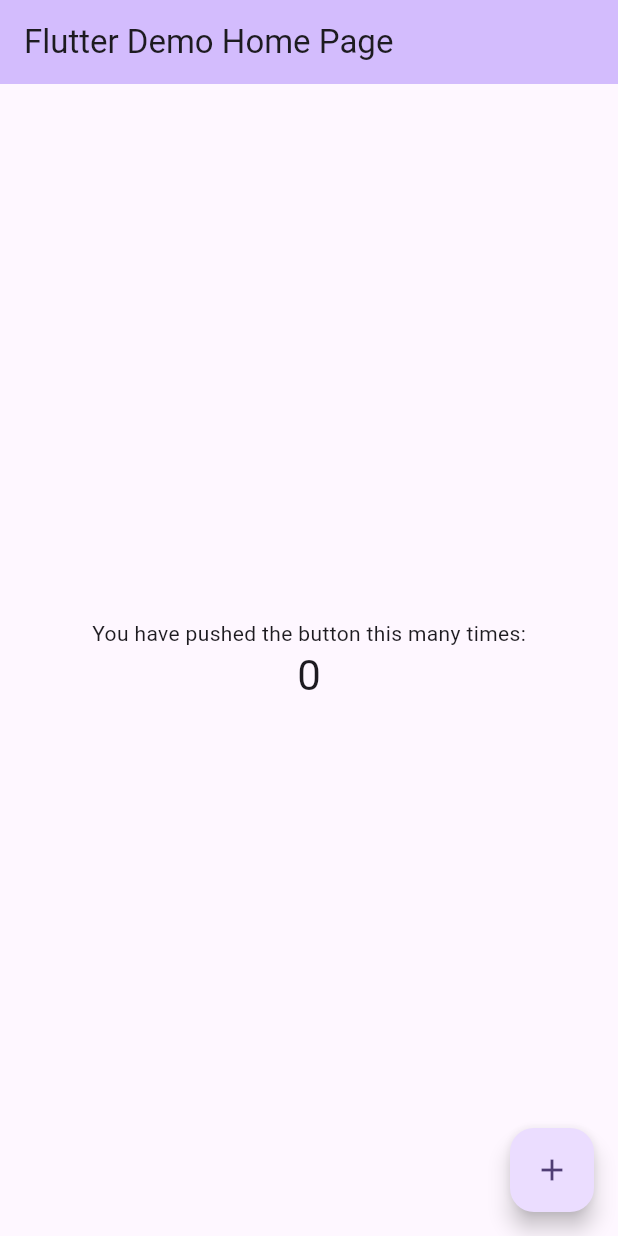
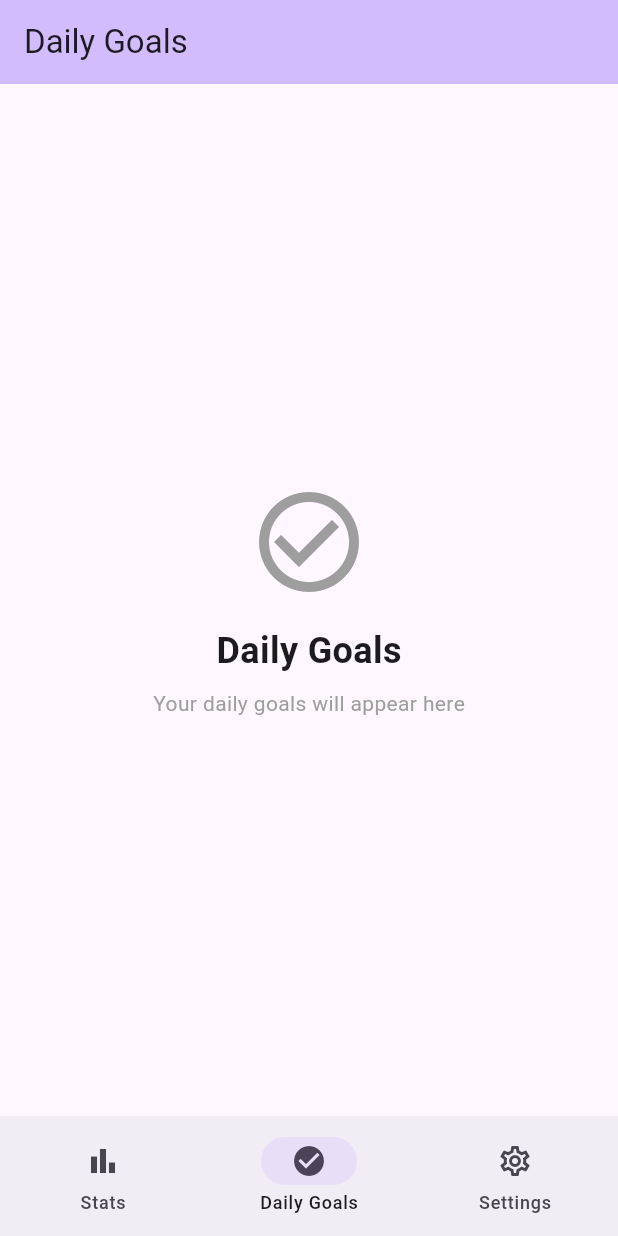
Before and after one commit to jacobcargen/daily_goal_tracker, a Flutter app: the screen it shows after launch, on a phone screen of 412 x 824 dp. Run offline on Flutter 3.47's test engine with Material 3 defaults, Android fonts, the light colour scheme and no system bars.

Commit message:
Added main tabs

```diff
--- a/lib/main.dart
+++ b/lib/main.dart
@@ -7,116 +7,187 @@ void main() {
 class MyApp extends StatelessWidget {
   const MyApp({super.key});
 
-  // This widget is the root of your application.
   @override
   Widget build(BuildContext context) {
     return MaterialApp(
-      title: 'Flutter Demo',
+      title: 'Daily Goal Tracker',
       theme: ThemeData(
-        // This is the theme of your application.
-        //
-        // TRY THIS: Try running your application with "flutter run". You'll see
-        // the application has a purple toolbar. Then, without quitting the app,
-        // try changing the seedColor in the colorScheme below to Colors.green
-        // and then invoke "hot reload" (save your changes or press the "hot
-        // reload" button in a Flutter-supported IDE, or press "r" if you used
-        // the command line to start the app).
-        //
-        // Notice that the counter didn't reset back to zero; the application
-        // state is not lost during the reload. To reset the state, use hot
-        // restart instead.
-        //
-        // This works for code too, not just values: Most code changes can be
-        // tested with just a hot reload.
-        colorScheme: .fromSeed(seedColor: Colors.deepPurple),
+        colorScheme: ColorScheme.fromSeed(seedColor: Colors.deepPurple),
+        useMaterial3: true,
       ),
-      home: const MyHomePage(title: 'Flutter Demo Home Page'),
+      home: const MainScreen(),
     );
   }
 }
 
-class MyHomePage extends StatefulWidget {
-  const MyHomePage({super.key, required this.title});
-
-  // This widget is the home page of your application. It is stateful, meaning
-  // that it has a State object (defined below) that contains fields that affect
-  // how it looks.
-
-  // This class is the configuration for the state. It holds the values (in this
-  // case the title) provided by the parent (in this case the App widget) and
-  // used by the build method of the State. Fields in a Widget subclass are
-  // always marked "final".
-
-  final String title;
+class MainScreen extends StatefulWidget {
+  const MainScreen({super.key});
 
   @override
-  State<MyHomePage> createState() => _MyHomePageState();
+  State<MainScreen> createState() => _MainScreenState();
 }
 
-class _MyHomePageState extends State<MyHomePage> {
-  int _counter = 0;
+class _MainScreenState extends State<MainScreen> {
+  int _selectedIndex = 1; // Start on Daily Goals (middle tab)
 
-  void _incrementCounter() {
+  static const List<Widget> _pages = <Widget>[
+    StatsPage(),
+    DailyGoalsPage(),
+    SettingsPage(),
+  ];
+
+  void _onItemTapped(int index) {
     setState(() {
-      // This call to setState tells the Flutter framework that something has
-      // changed in this State, which causes it to rerun the build method below
-      // so that the display can reflect the updated values. If we changed
-      // _counter without calling setState(), then the build method would not be
-      // called again, and so nothing would appear to happen.
-      _counter++;
+      _selectedIndex = index;
     });
   }
 
   @override
   Widget build(BuildContext context) {
-    // This method is rerun every time setState is called, for instance as done
-    // by the _incrementCounter method above.
-    //
-    // The Flutter framework has been optimized to make rerunning build methods
-    // fast, so that you can just rebuild anything that needs updating rather
-    // than having to individually change instances of widgets.
+    return Scaffold(
+      body: _pages[_selectedIndex],
+      bottomNavigationBar: NavigationBar(
+        selectedIndex: _selectedIndex,
+        onDestinationSelected: _onItemTapped,
+        destinations: const <NavigationDestination>[
+          NavigationDestination(
+            icon: Icon(Icons.bar_chart_outlined),
+            selectedIcon: Icon(Icons.bar_chart),
+            label: 'Stats',
+          ),
+          NavigationDestination(
+            icon: Icon(Icons.check_circle_outline),
+            selectedIcon: Icon(Icons.check_circle),
+            label: 'Daily Goals',
+          ),
+          NavigationDestination(
+            icon: Icon(Icons.settings_outlined),
+            selectedIcon: Icon(Icons.settings),
+            label: 'Settings',
+          ),
+        ],
+      ),
+    );
+  }
+}
+
+// Stats Page
+class StatsPage extends StatelessWidget {
+  const StatsPage({super.key});
+
+  @override
+  Widget build(BuildContext context) {
     return Scaffold(
       appBar: AppBar(
-        // TRY THIS: Try changing the color here to a specific color (to
-        // Colors.amber, perhaps?) and trigger a hot reload to see the AppBar
-        // change color while the other colors stay the same.
+        title: const Text('Stats'),
         backgroundColor: Theme.of(context).colorScheme.inversePrimary,
-        // Here we take the value from the MyHomePage object that was created by
-        // the App.build method, and use it to set our appbar title.
-        title: Text(widget.title),
       ),
-      body: Center(
-        // Center is a layout widget. It takes a single child and positions it
-        // in the middle of the parent.
+      body: const Center(
         child: Column(
-          // Column is also a layout widget. It takes a list of children and
-          // arranges them vertically. By default, it sizes itself to fit its
-          // children horizontally, and tries to be as tall as its parent.
-          //
-          // Column has various properties to control how it sizes itself and
-          // how it positions its children. Here we use mainAxisAlignment to
-          // center the children vertically; the main axis here is the vertical
-          // axis because Columns are vertical (the cross axis would be
-          // horizontal).
-          //
-          // TRY THIS: Invoke "debug painting" (choose the "Toggle Debug Paint"
-          // action in the IDE, or press "p" in the console), to see the
-          // wireframe for each widget.
-          mainAxisAlignment: .center,
+          mainAxisAlignment: MainAxisAlignment.center,
           children: [
-            const Text('You have pushed the button this many times:'),
+            Icon(Icons.bar_chart, size: 80, color: Colors.grey),
+            SizedBox(height: 16),
             Text(
-              '$_counter',
-              style: Theme.of(context).textTheme.headlineMedium,
+              'Statistics',
+              style: TextStyle(fontSize: 24, fontWeight: FontWeight.bold),
+            ),
+            SizedBox(height: 8),
+            Text(
+              'Your goal statistics will appear here',
+              style: TextStyle(color: Colors.grey),
             ),
           ],
         ),
       ),
-      floatingActionButton: FloatingActionButton(
-        onPressed: _incrementCounter,
-        tooltip: 'Increment',
-        child: const Icon(Icons.add),
+    );
+  }
+}
+
+// Daily Goals Page (Main)
+class DailyGoalsPage extends StatelessWidget {
+  const DailyGoalsPage({super.key});
+
+  @override
+  Widget build(BuildContext context) {
+    return Scaffold(
+      appBar: AppBar(
+        title: const Text('Daily Goals'),
+        backgroundColor: Theme.of(context).colorScheme.inversePrimary,
+      ),
+      body: const Center(
+        child: Column(
+          mainAxisAlignment: MainAxisAlignment.center,
+          children: [
+            Icon(Icons.check_circle_outline, size: 80, color: Colors.grey),
+            SizedBox(height: 16),
+            Text(
+              'Daily Goals',
+              style: TextStyle(fontSize: 24, fontWeight: FontWeight.bold),
+            ),
+            SizedBox(height: 8),
+            Text(
+              'Your daily goals will appear here',
+              style: TextStyle(color: Colors.grey),
+            ),
+          ],
+        ),
       ),
     );
   }
 }
+
+// Settings Page
+class SettingsPage extends StatelessWidget {
+  const SettingsPage({super.key});
+
+  @override
+  Widget build(BuildContext context) {
+    return Scaffold(
+      appBar: AppBar(
+        title: const Text('Settings'),
+        backgroundColor: Theme.of(context).colorScheme.inversePrimary,
+      ),
+      body: ListView(
+        children: [
+          ListTile(
+            leading: const Icon(Icons.notifications_outlined),
+            title: const Text('Notifications'),
+            subtitle: const Text('Configure reminders'),
+            trailing: const Icon(Icons.chevron_right),
+            onTap: () {
+              // TODO: Navigate to notifications settings
+            },
+          ),
+          ListTile(
+            leading: const Icon(Icons.palette_outlined),
+            title: const Text('Appearance'),
+            subtitle: const Text('Theme and display options'),
+            trailing: const Icon(Icons.chevron_right),
+            onTap: () {
+              // TODO: Navigate to appearance settings
+            },
+          ),
+          ListTile(
+            leading: const Icon(Icons.backup_outlined),
+            title: const Text('Backup & Restore'),
+            subtitle: const Text('Manage your data'),
+            trailing: const Icon(Icons.chevron_right),
+            onTap: () {
+              // TODO: Navigate to backup settings
+            },
+          ),
+          const Divider(),
+          ListTile(
+            leading: const Icon(Icons.info_outline),
+            title: const Text('About'),
+            subtitle: const Text('Version 1.0.0'),
+            onTap: () {
+              // TODO: Show about dialog
+            },
+          ),
+        ],
+      ),
+    );
+  }
+}
```
